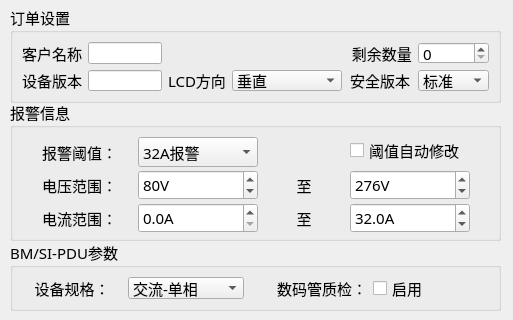
This is PDU-MonitorTest/home/home_setdlg.ui in ChinaClever/PDU-MonitorTool as Qt 5 draws it before an edit; both pictures show x 0 to 513 and y 0 to 320 of the 513 by 697 pixel window. The edited form follows.
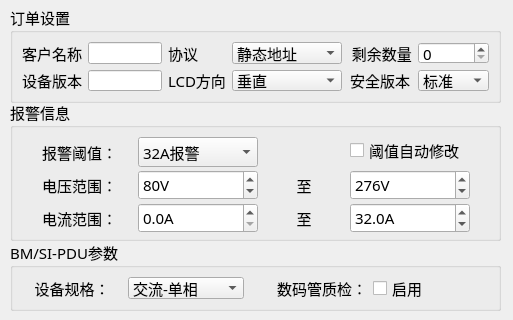
This is the edited form.

Patch:
```diff
--- a/PDU-MonitorTest/home/home_setdlg.ui
+++ b/PDU-MonitorTest/home/home_setdlg.ui
@@ -163,6 +163,27 @@
       </item>
      </widget>
     </item>
+    <item row="0" column="2">
+     <widget class="QLabel" name="label_22">
+      <property name="text">
+       <string>协议</string>
+      </property>
+     </widget>
+    </item>
+    <item row="0" column="3">
+     <widget class="QComboBox" name="protocolBox">
+      <item>
+       <property name="text">
+        <string>静态地址</string>
+       </property>
+      </item>
+      <item>
+       <property name="text">
+        <string>DHCP</string>
+       </property>
+      </item>
+     </widget>
+    </item>
    </layout>
   </widget>
   <widget class="QGroupBox" name="groupBox_1">
```
